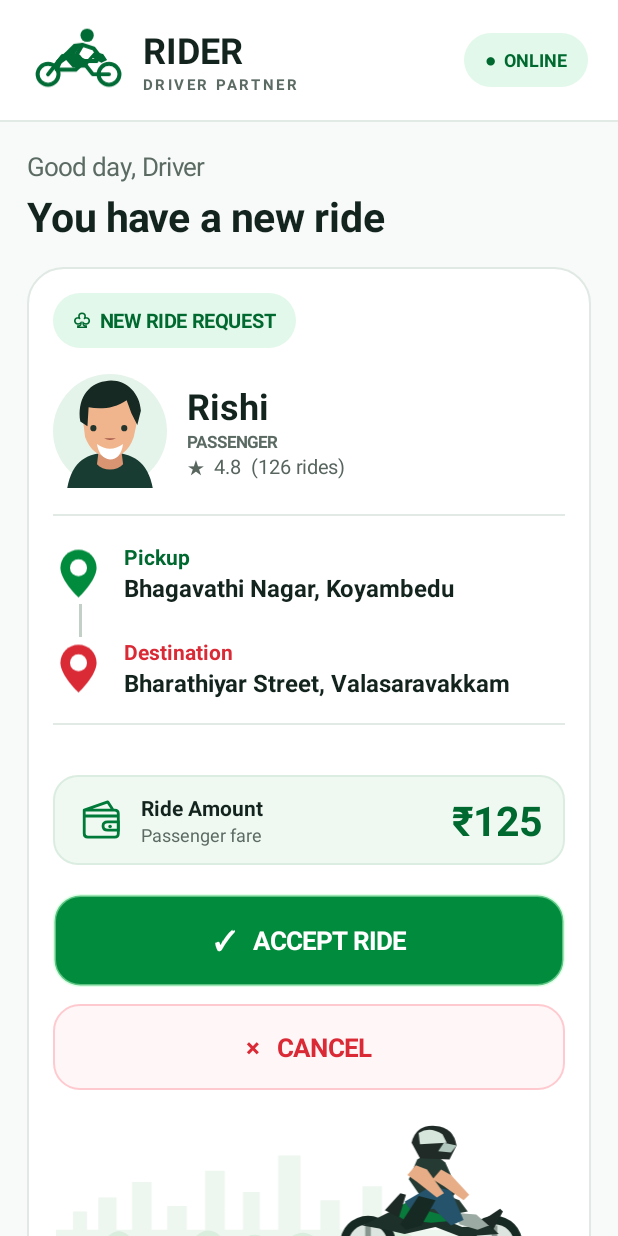
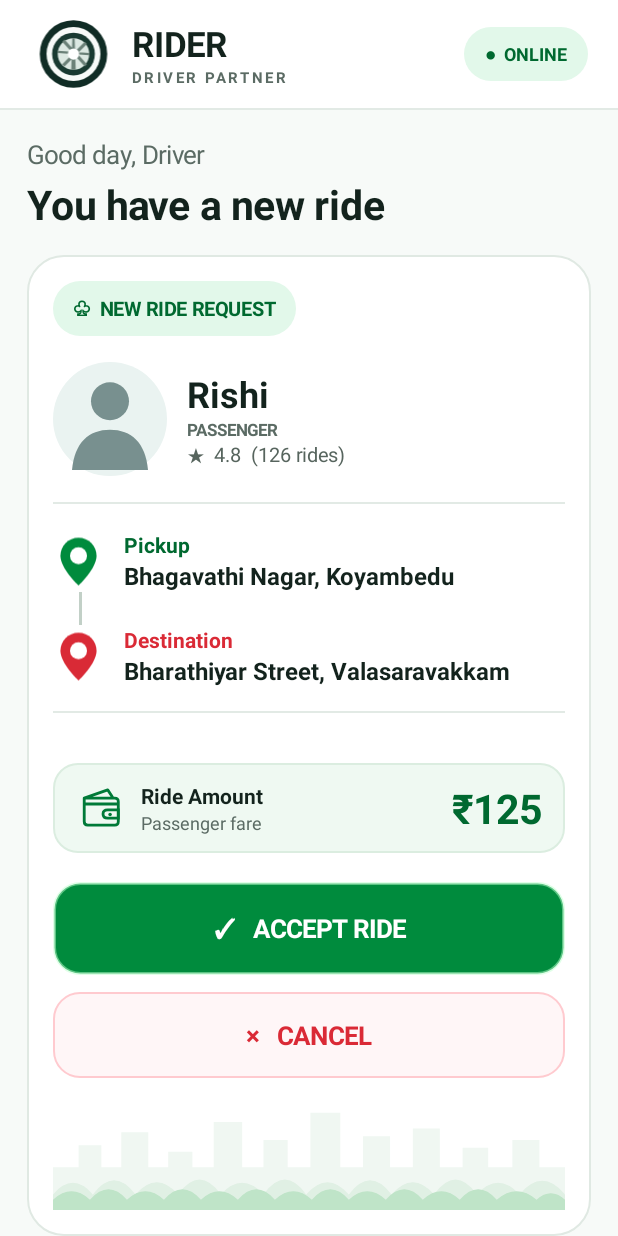
Before and after one commit to martinphilips1502-a11y/RIDER, an Android app: the screen it shows after launch (MainActivity), on a phone screen of 412 x 824 dp. Run offline under Robolectric (Android 15) with nearby library versions, the phone set to English and light mode, and no system bars.

Commit message:
Add files via upload

```diff
--- a/app/src/main/java/com/scriptedmachi/rider/MainActivity.java
+++ b/app/src/main/java/com/scriptedmachi/rider/MainActivity.java
@@ -94,17 +94,17 @@ public class MainActivity extends Activity {
     private void addHeader(LinearLayout page) {
         LinearLayout header = new LinearLayout(this);
         header.setGravity(Gravity.CENTER_VERTICAL);
-        pad(header, 20, 14, 20, 14);
+        pad(header, 22, 12, 20, 12);
         header.setBackgroundColor(Color.WHITE);
 
         ImageView logo = new ImageView(this);
         logo.setImageResource(R.drawable.rider_logo);
         logo.setScaleType(ImageView.ScaleType.FIT_CENTER);
-        header.addView(logo, new LinearLayout.LayoutParams(dp(66), dp(52)));
+        header.addView(logo, new LinearLayout.LayoutParams(dp(54), dp(48)));
 
         LinearLayout brand = column();
-        pad(brand, 9, 0, 0, 0);
-        brand.addView(text("RIDER", 24, INK, true));
+        pad(brand, 12, 0, 0, 0);
+        brand.addView(text("RIDER", 23, INK, true));
         TextView sub = text("DRIVER PARTNER", 10, MUTED, true);
         sub.setLetterSpacing(0.16f);
         brand.addView(sub);
@@ -203,7 +203,7 @@ public class MainActivity extends Activity {
         scroll.setBackgroundColor(PAGE);
 
         LinearLayout content = column();
-        pad(content, 18, 18, 18, 22);
+        pad(content, 18, 18, 18, 18);
 
         content.addView(text("Good day, Driver", 17, MUTED, false));
         gap(content, 4);
@@ -297,12 +297,12 @@ public class MainActivity extends Activity {
             showResult(false);
         });
 
-        ImageView bike = new ImageView(this);
-        bike.setImageResource(R.drawable.bike_footer);
-        bike.setScaleType(ImageView.ScaleType.FIT_CENTER);
-        LinearLayout.LayoutParams bikeP = new LinearLayout.LayoutParams(-1, dp(118));
-        bikeP.topMargin = dp(8);
-        card.addView(bike, bikeP);
+        ImageView skyline = new ImageView(this);
+        skyline.setImageResource(R.drawable.city_footer);
+        skyline.setScaleType(ImageView.ScaleType.FIT_XY);
+        LinearLayout.LayoutParams skylineP = new LinearLayout.LayoutParams(-1, dp(76));
+        skylineP.topMargin = dp(12);
+        card.addView(skyline, skylineP);
 
         content.addView(card);
         gap(content, 15);
--- /dev/null
+++ b/app/src/main/res/drawable/city_footer.xml
@@ -0,0 +1,7 @@
+<vector xmlns:android="http://schemas.android.com/apk/res/android"
+    android:width="360dp" android:height="88dp"
+    android:viewportWidth="360" android:viewportHeight="88">
+    <path android:fillColor="#F0F7F2" android:pathData="M0,76 L0,55 L18,55 L18,38 L34,38 L34,55 L48,55 L48,28 L67,28 L67,55 L81,55 L81,43 L98,43 L98,55 L113,55 L113,20 L133,20 L133,55 L148,55 L148,34 L165,34 L165,55 L181,55 L181,13 L202,13 L202,55 L218,55 L218,31 L237,31 L237,55 L253,55 L253,25 L272,25 L272,55 L288,55 L288,40 L306,40 L306,55 L323,55 L323,34 L342,34 L342,55 L360,55 L360,76Z"/>
+    <path android:fillColor="#E0F0E4" android:pathData="M0,76 Q14,58 28,76 Q43,54 58,76 Q73,57 88,76 Q103,53 118,76 Q133,58 148,76 Q163,53 178,76 Q193,57 208,76 Q223,54 238,76 Q253,57 268,76 Q283,53 298,76 Q313,58 328,76 Q344,55 360,76 L360,88 L0,88Z"/>
+    <path android:fillColor="#BFE4C8" android:pathData="M0,80 Q13,67 26,80 Q39,64 52,80 Q65,67 78,80 Q91,64 104,80 Q117,67 130,80 Q143,64 156,80 Q169,67 182,80 Q195,64 208,80 Q221,67 234,80 Q247,64 260,80 Q273,67 286,80 Q299,64 312,80 Q326,67 340,80 Q350,70 360,80 L360,88 L0,88Z"/>
+</vector>
--- a/app/src/main/res/drawable/passenger_avatar.xml
+++ b/app/src/main/res/drawable/passenger_avatar.xml
@@ -1,13 +1,7 @@
 <vector xmlns:android="http://schemas.android.com/apk/res/android"
     android:width="96dp" android:height="96dp"
     android:viewportWidth="96" android:viewportHeight="96">
-    <path android:fillColor="#E5F4EA" android:pathData="M48,0A48,48 0,1 0,48 96A48,48 0,1 0,48 0"/>
-    <path android:fillColor="#183B32" android:pathData="M12,96C16,73 29,66 48,66C67,66 80,74 84,96Z"/>
-    <path android:fillColor="#D99472" android:pathData="M39,60L57,60L59,76C54,82 42,82 37,76Z"/>
-    <path android:fillColor="#F1B58E" android:pathData="M25,37C25,19 35,10 48,10C63,10 72,21 71,39L68,53C64,65 56,70 48,70C39,70 31,64 27,53Z"/>
-    <path android:fillColor="#172923" android:pathData="M23,40C20,22 29,8 44,6C60,3 73,15 74,31L71,43L66,33L62,22C52,29 40,30 30,28L29,44Z"/>
-    <path android:fillColor="#24352E" android:pathData="M34,43A2.6,2.6 0,1 0,34 48.2A2.6,2.6 0,1 0,34 43M60,43A2.6,2.6 0,1 0,60 48.2A2.6,2.6 0,1 0,60 43"/>
-    <path android:fillColor="#FFFFFF" android:pathData="M37,59Q48,67 59,59Q57,72 48,72Q39,71 37,59"/>
-    <path android:fillColor="#A95E4C" android:pathData="M43,54Q48,57 53,54"/>
-    <path android:fillColor="#FFFFFF" android:pathData="M40,62Q48,66 56,62L54,66Q48,69 42,66Z"/>
+    <path android:fillColor="#EAF3F1" android:pathData="M48,0A48,48 0,1 0,48 96A48,48 0,1 0,48 0"/>
+    <path android:fillColor="#78908F" android:pathData="M48,17A16,16 0,1 0,48 49A16,16 0,1 0,48 17Z"/>
+    <path android:fillColor="#78908F" android:pathData="M16,91C18,68 30,57 48,57C66,57 78,68 80,91Z"/>
 </vector>
--- a/app/src/main/res/drawable/rider_logo.xml
+++ b/app/src/main/res/drawable/rider_logo.xml
@@ -1,12 +1,10 @@
 <vector xmlns:android="http://schemas.android.com/apk/res/android"
-    android:width="104dp" android:height="68dp"
-    android:viewportWidth="104" android:viewportHeight="68">
-    <path android:fillColor="#00000000" android:strokeColor="#006B35" android:strokeWidth="4.2"
-        android:strokeLineCap="round" android:strokeLineJoin="round"
-        android:pathData="M8,49 A11,11 0,1 0,30,49 A11,11 0,1 0,8,49 M72,49 A11,11 0,1 0,94,49 A11,11 0,1 0,72,49"/>
-    <path android:fillColor="#00000000" android:strokeColor="#006B35" android:strokeWidth="4.2"
-        android:strokeLineCap="round" android:strokeLineJoin="round"
-        android:pathData="M19,49 L34,30 L51,30 L66,49 L83,49 M34,30 L28,44 L48,44 L58,35 L70,35 M48,30 L55,18 L67,22 L74,31"/>
-    <path android:fillColor="#006B35" android:pathData="M53,8 A7,7 0,1 0,67 8 A7,7 0,1 0,53 8"/>
-    <path android:fillColor="#006B35" android:pathData="M55,16 L47,28 L60,34 L68,25 L77,28 L81,34 L75,37 L66,32 L58,42 L45,42 L38,34 L31,39 L27,35 L38,25 L46,17 Z"/>
+    android:width="64dp" android:height="64dp"
+    android:viewportWidth="64" android:viewportHeight="64">
+    <path android:fillColor="#102C25" android:pathData="M32,2A30,30 0,1 0,32 62A30,30 0,1 0,32 2Z"/>
+    <path android:fillColor="#F7FAF8" android:pathData="M32,8A24,24 0,1 0,32 56A24,24 0,1 0,32 8Z"/>
+    <path android:fillColor="#193A31" android:pathData="M32,13A19,19 0,1 0,32 51A19,19 0,1 0,32 13Z"/>
+    <path android:fillColor="#DCE8E2" android:pathData="M32,18A14,14 0,1 0,32 46A14,14 0,1 0,32 18Z"/>
+    <path android:fillColor="#6B8178" android:pathData="M31,18L33,18L34,46L30,46Z M18,31L46,33L46,31L18,29Z M22,21L24,19L44,41L42,43Z M42,21L44,23L24,43L22,41Z"/>
+    <path android:fillColor="#FFFFFF" android:pathData="M32,27A5,5 0,1 0,32 37A5,5 0,1 0,32 27Z"/>
 </vector>
--- a/app/src/main/res/values/styles.xml
+++ b/app/src/main/res/values/styles.xml
@@ -7,5 +7,6 @@
         <item name="android:windowLightStatusBar">false</item>
         <item name="android:windowLightNavigationBar">true</item>
         <item name="android:windowActionModeOverlay">true</item>
+        <item name="android:windowBackground">#F7FAF8</item>
     </style>
 </resources>
```
Also changed, not shown: app/src/main/AndroidManifest.xml (+8 -2 lines). Lines whose indentation alone changed are shown as unchanged.
